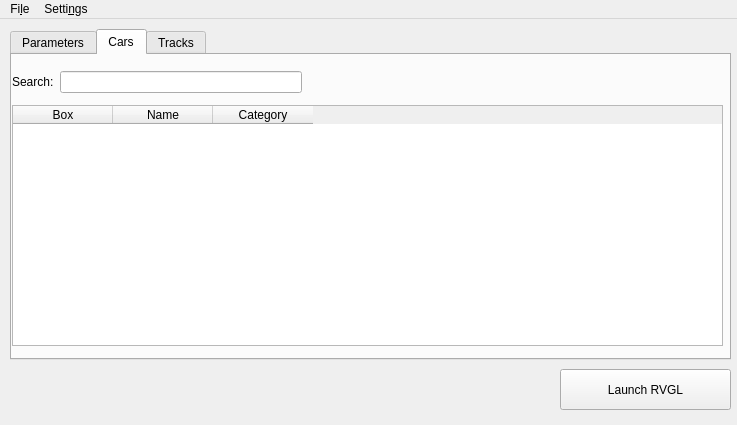
Old version of the form gui.ui in the repository Tavisco/RVGL-Assistant.
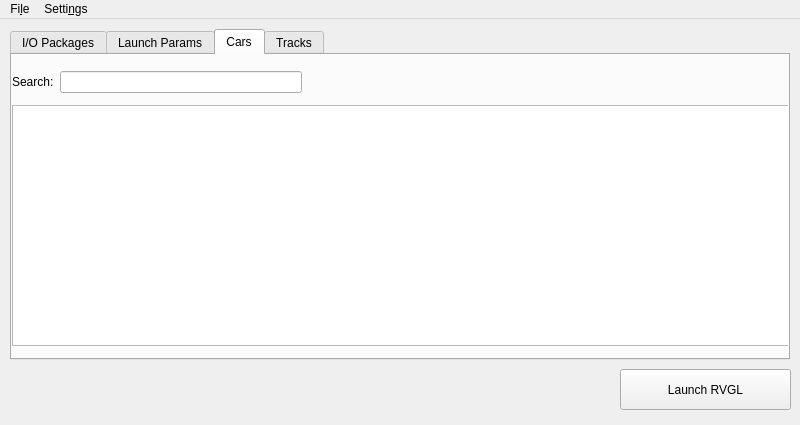
New version of the form. The open tabs and pages were chosen to show the change. Icons and pictures are not drawn.

Patch:
```diff
--- a/gui.ui
+++ b/gui.ui
@@ -6,10 +6,16 @@
    <rect>
     <x>0</x>
     <y>0</y>
-    <width>737</width>
+    <width>800</width>
     <height>425</height>
    </rect>
   </property>
+  <property name="sizePolicy">
+   <sizepolicy hsizetype="Fixed" vsizetype="Fixed">
+    <horstretch>0</horstretch>
+    <verstretch>0</verstretch>
+   </sizepolicy>
+  </property>
   <property name="windowTitle">
    <string>RVGL Assistant</string>
   </property>
@@ -17,7 +23,7 @@
    <widget class="QPushButton" name="btn_launch">
     <property name="geometry">
      <rect>
-      <x>560</x>
+      <x>620</x>
       <y>350</y>
       <width>171</width>
       <height>41</height>
@@ -32,16 +38,27 @@
      <rect>
       <x>10</x>
       <y>10</y>
-      <width>721</width>
+      <width>780</width>
       <height>331</height>
      </rect>
     </property>
+    <property name="sizePolicy">
+     <sizepolicy hsizetype="Fixed" vsizetype="Fixed">
+      <horstretch>0</horstretch>
+      <verstretch>0</verstretch>
+     </sizepolicy>
+    </property>
     <property name="currentIndex">
      <number>0</number>
     </property>
+    <widget class="QWidget" name="tab_packages">
+     <attribute name="title">
+      <string>I/O Packages</string>
+     </attribute>
+    </widget>
     <widget class="QWidget" name="tab_parameters">
      <attribute name="title">
-      <string>Parameters</string>
+      <string>Launch Params</string>
      </attribute>
      <widget class="QWidget" name="horizontalLayoutWidget">
       <property name="geometry">
@@ -545,30 +562,15 @@
      <attribute name="title">
       <string>Cars</string>
      </attribute>
-     <widget class="QTableWidget" name="tbl_cars">
+     <widget class="QListWidget" name="tbl_cars">
       <property name="geometry">
        <rect>
         <x>0</x>
         <y>50</y>
-        <width>711</width>
+        <width>780</width>
         <height>241</height>
        </rect>
       </property>
-      <column>
-       <property name="text">
-        <string>Box</string>
-       </property>
-      </column>
-      <column>
-       <property name="text">
-        <string>Name</string>
-       </property>
-      </column>
-      <column>
-       <property name="text">
-        <string>Category</string>
-       </property>
-      </column>
      </widget>
      <widget class="QWidget" name="horizontalLayoutWidget_8">
       <property name="geometry">
@@ -673,7 +675,7 @@
     <rect>
      <x>0</x>
      <y>0</y>
-     <width>737</width>
+     <width>800</width>
      <height>30</height>
     </rect>
    </property>
```
Left out of the diff: 10 changed lines with no effect on the pictures.
